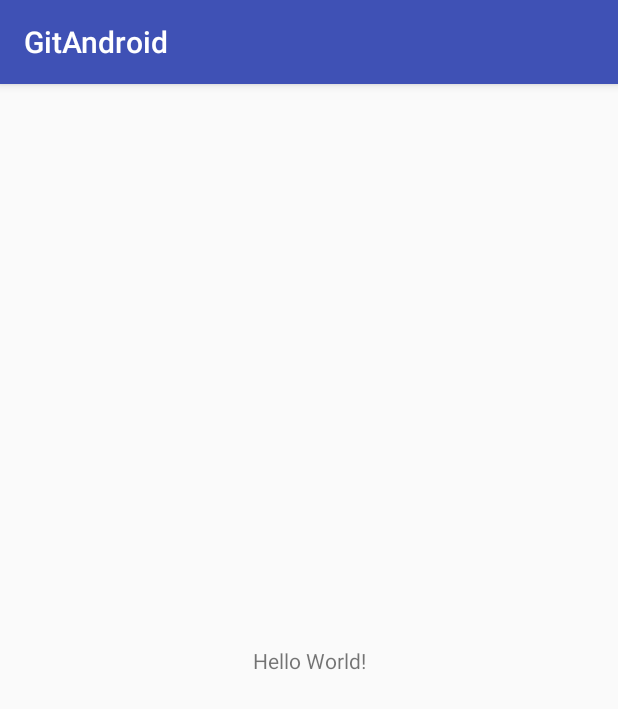
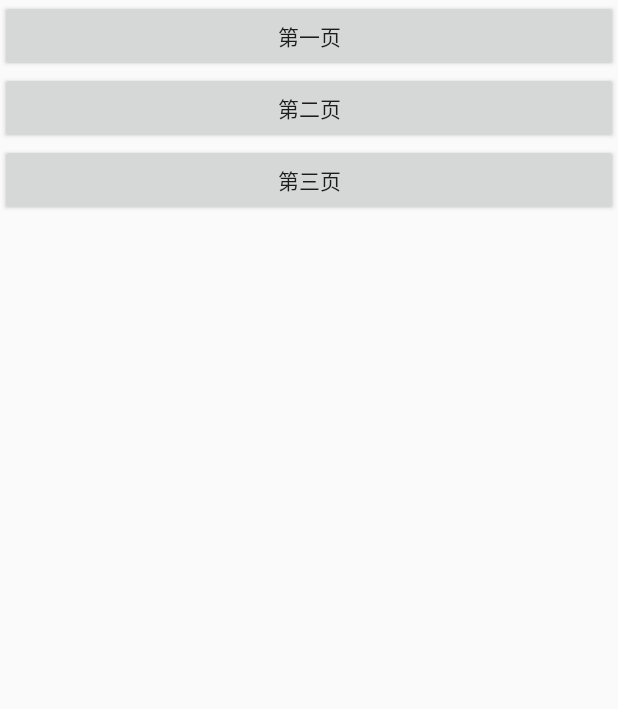
Before and after one commit to liulingfeng/GitAndroid, an Android app: the screen it shows after launch (MainActivity), on a phone screen of 412 x 824 dp. Shown: the top 709 px of the screen. Run offline under Robolectric (Android 15) with nearby library versions, the phone set to English and light mode, and no system bars.

Commit message:
打造整个项目的框架

```diff
--- /dev/null
+++ b/app/src/main/java/llf/gitandroid/base/BaseActivity.java
@@ -0,0 +1,11 @@
+package llf.gitandroid.base;
+
+import android.support.v7.app.AppCompatActivity;
+
+/**
+ * Created by llf on 2017/9/25.
+ * 基础Activity
+ */
+
+public class BaseActivity extends AppCompatActivity{
+}
--- /dev/null
+++ b/app/src/main/java/llf/gitandroid/db/DbHelper.java
@@ -0,0 +1,9 @@
+package llf.gitandroid.db;
+
+/**
+ * Created by llf on 2017/9/25.
+ * 数据库构建工具
+ */
+
+public class DbHelper {
+}
--- /dev/null
+++ b/app/src/main/java/llf/gitandroid/tools/FileUtil.java
@@ -0,0 +1,9 @@
+package llf.gitandroid.tools;
+
+/**
+ * Created by llf on 2017/9/25.
+ * 文件操作工具
+ */
+
+public class FileUtil {
+}
--- /dev/null
+++ b/app/src/main/java/llf/gitandroid/ui/UiClass.java
@@ -0,0 +1,9 @@
+package llf.gitandroid.ui;
+
+/**
+ * Created by llf on 2017/9/25.
+ * 项目的界面
+ */
+
+public class UiClass {
+}
--- /dev/null
+++ b/app/src/main/java/llf/gitandroid/widget/HeadLayout.java
@@ -0,0 +1,9 @@
+package llf.gitandroid.widget;
+
+/**
+ * Created by llf on 2017/9/25.
+ * 通用的头部布局
+ */
+
+public class HeadLayout {
+}
--- a/app/src/main/res/layout/activity_main.xml
+++ b/app/src/main/res/layout/activity_main.xml
@@ -1,19 +1,31 @@
 <?xml version="1.0" encoding="utf-8"?>
-<android.support.constraint.ConstraintLayout
+<LinearLayout
     xmlns:android="http://schemas.android.com/apk/res/android"
     xmlns:app="http://schemas.android.com/apk/res-auto"
     xmlns:tools="http://schemas.android.com/tools"
     android:layout_width="match_parent"
     android:layout_height="match_parent"
+    android:orientation="vertical"
     tools:context="llf.gitandroid.MainActivity">
 
-    <TextView
-        android:layout_width="wrap_content"
-        android:layout_height="wrap_content"
-        android:text="Hello World!"
-        app:layout_constraintBottom_toBottomOf="parent"
-        app:layout_constraintLeft_toLeftOf="parent"
-        app:layout_constraintRight_toRightOf="parent"
-        app:layout_constraintTop_toTopOf="parent"/>
+    <Button
+        android:id="@+id/btn_first"
+        android:layout_width="match_parent"
+        android:layout_height="48dp"
+        android:text="第一页"
+        />
 
-</android.support.constraint.ConstraintLayout>
+    <Button
+        android:id="@+id/btn_second"
+        android:layout_width="match_parent"
+        android:layout_height="48dp"
+        android:text="第二页"
+        />
+
+    <Button
+        android:id="@+id/btn_third"
+        android:layout_width="match_parent"
+        android:layout_height="48dp"
+        android:text="第三页"
+        />
+</LinearLayout>
--- a/app/src/main/res/values/styles.xml
+++ b/app/src/main/res/values/styles.xml
@@ -1,7 +1,7 @@
 <resources>
 
     <!-- Base application theme. -->
-    <style name="AppTheme" parent="Theme.AppCompat.Light.DarkActionBar">
+    <style name="AppTheme" parent="Theme.AppCompat.Light.NoActionBar">
         <!-- Customize your theme here. -->
         <item name="colorPrimary">@color/colorPrimary</item>
         <item name="colorPrimaryDark">@color/colorPrimaryDark</item>
```
